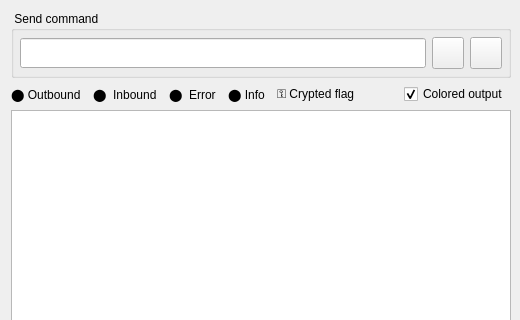
Before: the Qt Designer form src/ui/debug.ui in AceOfSnakes/NetRC, drawn with Qt 5; both pictures show x 0 to 520 and y 0 to 320 of the 520 by 1144 pixel window.
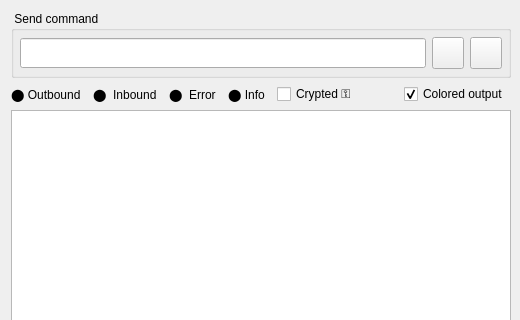
After: the same form once the commit is applied. Icons and pictures are not drawn.

Patch:
```diff
--- a/src/ui/debug.ui
+++ b/src/ui/debug.ui
@@ -182,9 +182,9 @@
       </spacer>
      </item>
      <item row="0" column="4">
-      <widget class="QLabel" name="label_7">
+      <widget class="QCheckBox" name="cryptCcheckBox">
        <property name="text">
-        <string>⚿ Crypted flag</string>
+        <string>Crypted ⚿</string>
        </property>
       </widget>
      </item>
```
Left out of the diff: 46 changed lines with no effect on the pictures.
